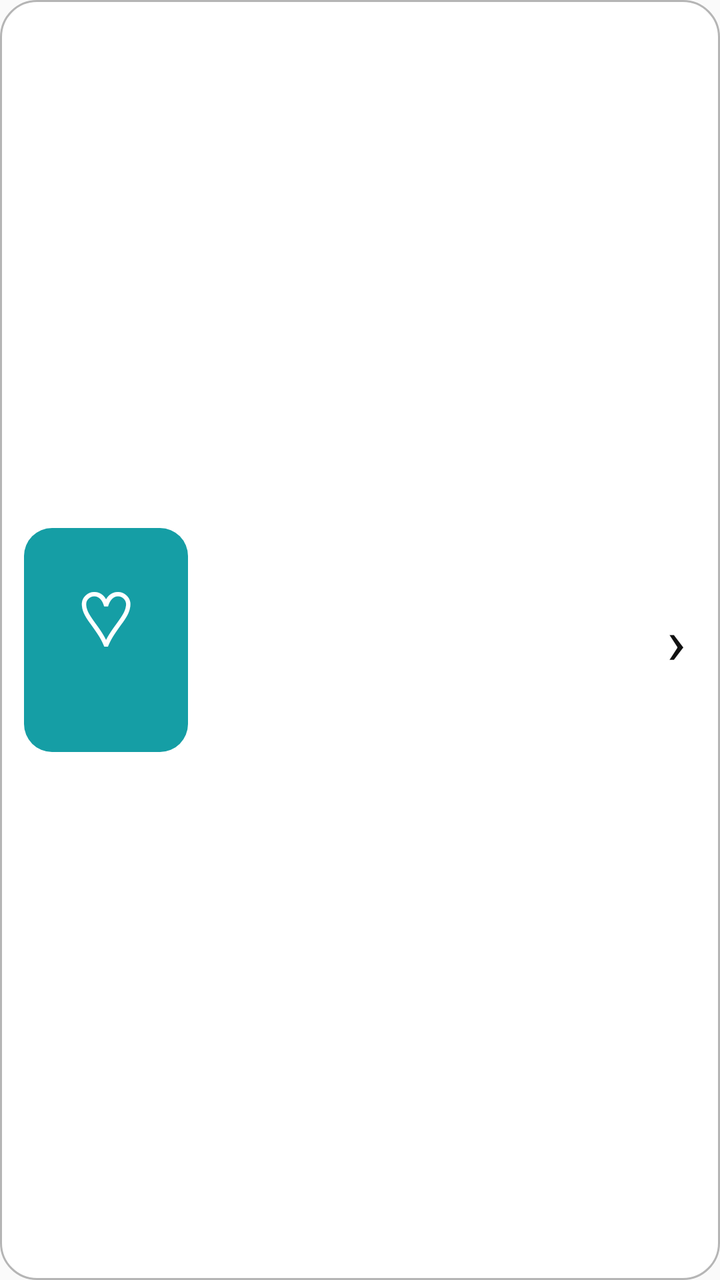
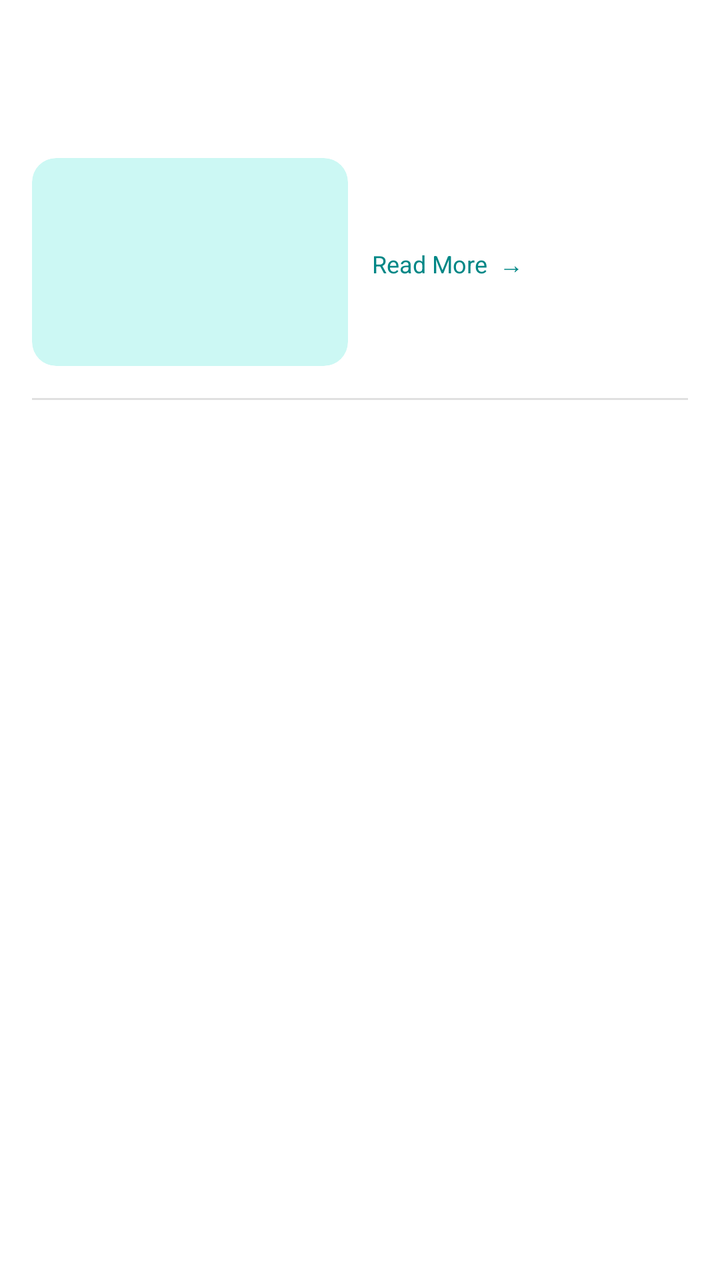

An Android layout rendered at two revisions. The XML below is the earlier revision; the diff shows what the commit changed to produce the second picture.
<!-- AndroidManifest.xml: application theme Theme.Proteahealth -->
<!-- res/layout/item_blog_article.xml -->
<?xml version="1.0" encoding="utf-8"?>

<LinearLayout xmlns:android="http://schemas.android.com/apk/res/android"
    android:layout_width="match_parent"
    android:layout_height="wrap_content"
    android:background="@drawable/bg_blog_article"
    android:gravity="center_vertical"
    android:minHeight="140dp"
    android:orientation="horizontal"
    android:padding="12dp">

    <LinearLayout
        android:id="@+id/articleCategoryTile"
        android:layout_width="82dp"
        android:layout_height="112dp"
        android:background="@drawable/bg_blog_category"
        android:gravity="center"
        android:orientation="vertical"
        android:padding="6dp">

        <TextView
            android:layout_width="wrap_content"
            android:layout_height="wrap_content"
            android:importantForAccessibility="no"
            android:text="♡"
            android:textColor="#FFFFFF"
            android:textSize="38sp" />

        <TextView
            android:id="@+id/tvArticleTileLabel"
            android:layout_width="match_parent"
            android:layout_height="wrap_content"
            android:layout_marginTop="6dp"
            android:gravity="center"
            android:textColor="#FFFFFF"
            android:textSize="12sp"
            android:textStyle="bold" />
    </LinearLayout>

    <LinearLayout
        android:layout_width="0dp"
        android:layout_height="wrap_content"
        android:layout_marginStart="12dp"
        android:layout_weight="1"
        android:orientation="vertical">

        <TextView
            android:id="@+id/tvArticleCategory"
            android:layout_width="match_parent"
            android:layout_height="wrap_content"
            android:textColor="#111111"
            android:textSize="13sp"
            android:textStyle="bold" />

        <TextView
            android:id="@+id/tvArticleTitle"
            android:layout_width="match_parent"
            android:layout_height="wrap_content"
            android:layout_marginTop="6dp"
            android:textColor="#111111"
            android:textSize="16sp" />

        <TextView
            android:id="@+id/tvArticleSummary"
            android:layout_width="match_parent"
            android:layout_height="wrap_content"
            android:layout_marginTop="6dp"
            android:textColor="#666666"
            android:textSize="12sp" />

        <TextView
            android:id="@+id/tvArticleMetadata"
            android:layout_width="match_parent"
            android:layout_height="wrap_content"
            android:layout_marginTop="6dp"
            android:textColor="#666666"
            android:textSize="11sp" />
    </LinearLayout>

    <TextView
        android:layout_width="20dp"
        android:layout_height="wrap_content"
        android:gravity="center"
        android:importantForAccessibility="no"
        android:text="›"
        android:textColor="#111111"
        android:textSize="32sp" />

</LinearLayout>
<!-- resources referenced by this layout -->
<resources>
  <!-- drawable bg_blog_article (drawable) -->
  <?xml version="1.0" encoding="utf-8"?>
  
  <shape xmlns:android="http://schemas.android.com/apk/res/android">
      <solid android:color="#FFFFFF" />
      <stroke
          android:width="1dp"
          android:color="#B5B5B5" />
      <corners android:radius="18dp" />
  </shape>
  <!-- drawable bg_blog_category (drawable) -->
  <?xml version="1.0" encoding="utf-8"?>
  
  <shape xmlns:android="http://schemas.android.com/apk/res/android">
      <solid android:color="#159EA5" />
      <corners android:radius="14dp" />
  </shape>
  <style name="Theme.Proteahealth" parent="Theme.AppCompat.DayNight.NoActionBar" />
</resources>

<!-- the commit's change to res/layout/item_blog_article.xml (unified diff, before → after) -->
@@ -3,87 +3,89 @@
 <LinearLayout xmlns:android="http://schemas.android.com/apk/res/android"
     android:layout_width="match_parent"
     android:layout_height="wrap_content"
-    android:background="@drawable/bg_blog_article"
-    android:gravity="center_vertical"
-    android:minHeight="140dp"
-    android:orientation="horizontal"
-    android:padding="12dp">
+    android:background="@color/white"
+    android:orientation="vertical">
 
     <LinearLayout
-        android:id="@+id/articleCategoryTile"
-        android:layout_width="82dp"
-        android:layout_height="112dp"
-        android:background="@drawable/bg_blog_category"
-        android:gravity="center"
+        android:layout_width="match_parent"
+        android:layout_height="wrap_content"
         android:orientation="vertical"
-        android:padding="6dp">
-
-        <TextView
-            android:layout_width="wrap_content"
-            android:layout_height="wrap_content"
-            android:importantForAccessibility="no"
-            android:text="♡"
-            android:textColor="#FFFFFF"
-            android:textSize="38sp" />
-
-        <TextView
-            android:id="@+id/tvArticleTileLabel"
-            android:layout_width="match_parent"
-            android:layout_height="wrap_content"
-            android:layout_marginTop="6dp"
-            android:gravity="center"
-            android:textColor="#FFFFFF"
-            android:textSize="12sp"
-            android:textStyle="bold" />
-    </LinearLayout>
-
-    <LinearLayout
-        android:layout_width="0dp"
-        android:layout_height="wrap_content"
-        android:layout_marginStart="12dp"
-        android:layout_weight="1"
-        android:orientation="vertical">
+        android:padding="16dp">
 
         <TextView
             android:id="@+id/tvArticleCategory"
             android:layout_width="match_parent"
             android:layout_height="wrap_content"
-            android:textColor="#111111"
-            android:textSize="13sp"
-            android:textStyle="bold" />
+            android:textColor="@color/black"
+            android:textSize="13sp" />
 
         <TextView
             android:id="@+id/tvArticleTitle"
             android:layout_width="match_parent"
             android:layout_height="wrap_content"
-            android:layout_marginTop="6dp"
-            android:textColor="#111111"
-            android:textSize="16sp" />
+            android:layout_marginTop="4dp"
+            android:fontFamily="sans-serif-medium"
+            android:textColor="@color/green"
+            android:textSize="22sp"
+            android:textStyle="bold" />
 
-        <TextView
-            android:id="@+id/tvArticleSummary"
+        <LinearLayout
             android:layout_width="match_parent"
             android:layout_height="wrap_content"
-            android:layout_marginTop="6dp"
-            android:textColor="#666666"
-            android:textSize="12sp" />
+            android:layout_marginTop="12dp"
+            android:orientation="horizontal">
 
-        <TextView
-            android:id="@+id/tvArticleMetadata"
-            android:layout_width="match_parent"
-            android:layout_height="wrap_content"
-            android:layout_marginTop="6dp"
-            android:textColor="#666666"
-            android:textSize="11sp" />
+            <TextView
+                android:id="@+id/tvArticleTileLabel"
+                android:layout_width="0dp"
+                android:layout_height="104dp"
+                android:layout_weight="1"
+                android:background="@drawable/bg_article_image"
+                android:clipToOutline="true"
+                android:gravity="center"
+                android:textColor="@color/teal_700"
+                android:textSize="40sp"
+                android:textStyle="bold" />
+
+            <LinearLayout
+                android:layout_width="0dp"
+                android:layout_height="wrap_content"
+                android:layout_marginStart="12dp"
+                android:layout_weight="1"
+                android:orientation="vertical">
+
+                <TextView
+                    android:id="@+id/tvArticleMetadata"
+                    android:layout_width="match_parent"
+                    android:layout_height="wrap_content"
+                    android:textColor="@color/teal_700"
+                    android:textSize="12sp" />
+
+                <TextView
+                    android:id="@+id/tvArticleSummary"
+                    android:layout_width="match_parent"
+                    android:layout_height="wrap_content"
+                    android:layout_marginTop="4dp"
+                    android:ellipsize="end"
+                    android:maxLines="4"
+                    android:textColor="#B3000000"
+                    android:textSize="12sp" />
+
+                <TextView
+                    android:layout_width="wrap_content"
+                    android:layout_height="wrap_content"
+                    android:layout_marginTop="8dp"
+                    android:text="Read More  →"
+                    android:textColor="@color/teal_700"
+                    android:textSize="12sp" />
+            </LinearLayout>
+        </LinearLayout>
     </LinearLayout>
 
-    <TextView
-        android:layout_width="20dp"
-        android:layout_height="wrap_content"
-        android:gravity="center"
-        android:importantForAccessibility="no"
-        android:text="›"
-        android:textColor="#111111"
-        android:textSize="32sp" />
-
+    <View
+        android:layout_width="match_parent"
+        android:layout_height="1dp"
+        android:layout_marginStart="16dp"
+        android:layout_marginEnd="16dp"
+        android:background="#1F000000" />
 </LinearLayout>
<!-- resource entries referenced after the edit -->
@@ -1,21 +1,16 @@
 <!-- resources referenced by this layout -->
 <resources>
-  <!-- drawable bg_blog_article (drawable) -->
+  <color name="black">#FF000000</color>
+  <color name="green">#0B5D4B</color>
+  <color name="teal_700">#FF018786</color>
+  <color name="white">#FFFFFFFF</color>
+  <!-- drawable bg_article_image (drawable) -->
   <?xml version="1.0" encoding="utf-8"?>
   
-  <shape xmlns:android="http://schemas.android.com/apk/res/android">
-      <solid android:color="#FFFFFF" />
-      <stroke
-          android:width="1dp"
-          android:color="#B5B5B5" />
-      <corners android:radius="18dp" />
-  </shape>
-  <!-- drawable bg_blog_category (drawable) -->
-  <?xml version="1.0" encoding="utf-8"?>
-  
-  <shape xmlns:android="http://schemas.android.com/apk/res/android">
-      <solid android:color="#159EA5" />
-      <corners android:radius="14dp" />
+  <shape xmlns:android="http://schemas.android.com/apk/res/android"
+      android:shape="rectangle">
+      <solid android:color="#3303DAC5" />
+      <corners android:radius="12dp" />
   </shape>
   <style name="Theme.Proteahealth" parent="Theme.AppCompat.DayNight.NoActionBar" />
 </resources>
